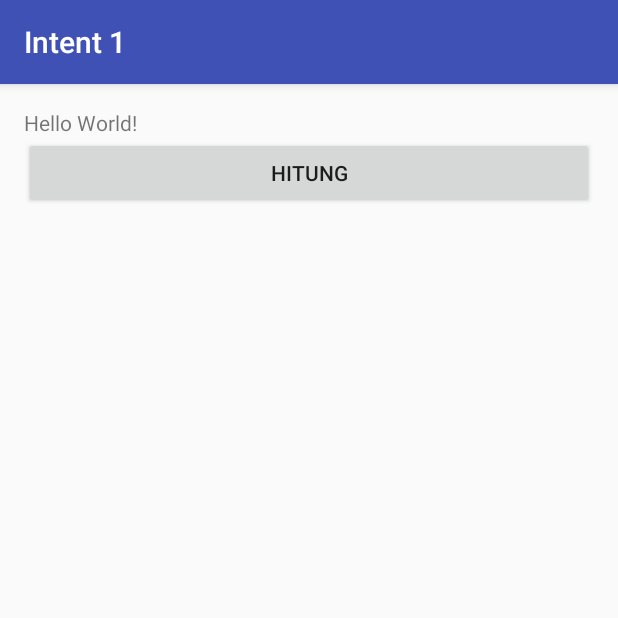
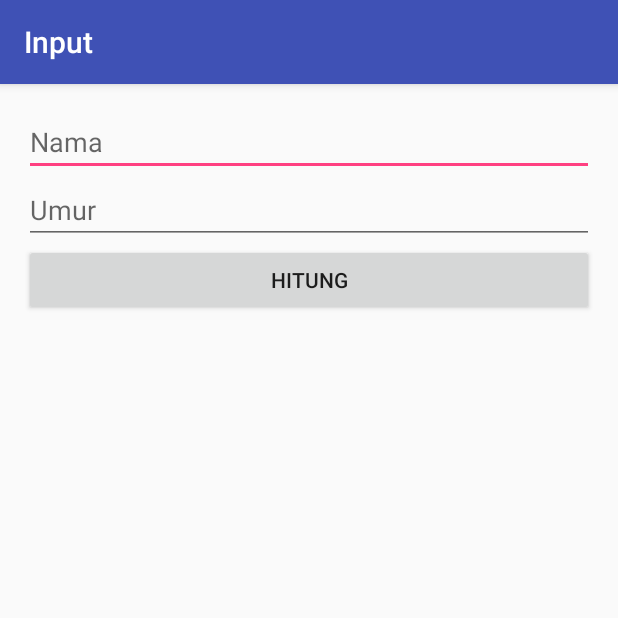
Before and after one commit to aulinarj/Intent1, an Android app: the screen it shows after launch (MainActivity), on a phone screen of 412 x 824 dp, the top half of it. Run offline under Robolectric (Android 15) with nearby library versions, the phone set to English and light mode, and no system bars.

Commit message:
startActivity Part 2

```diff
--- a/app/src/main/java/id/sch/smktelkom_mlg/learn/intent1/MainActivity.java
+++ b/app/src/main/java/id/sch/smktelkom_mlg/learn/intent1/MainActivity.java
@@ -4,18 +4,44 @@ import android.content.Intent;
 import android.os.Bundle;
 import android.support.v7.app.AppCompatActivity;
 import android.view.View;
+import android.widget.EditText;
 
 public class MainActivity extends AppCompatActivity {
+
+    public static final String NAMA = "Nama";
+    public static final String UMUR = "Umur";
+    EditText etNama;
+    EditText etUmur;
+
 
     @Override
     protected void onCreate(Bundle savedInstanceState) {
         super.onCreate(savedInstanceState);
         setContentView(R.layout.activity_main);
+
+        setTitle("Input");
+
+        etNama = (EditText) findViewById(R.id.editTextNama);
+        etUmur = (EditText) findViewById(R.id.editTextUmur);
+
         findViewById(R.id.buttonHitung).setOnClickListener(new View.OnClickListener() {
             @Override
             public void onClick(View v) {
-                startActivity(new Intent(MainActivity.this, HasilActivity.class));
+                goHasil();
             }
         });
     }
+
+    private void goHasil() {
+        String nama = etNama.getText().toString();
+        String umurStr = etUmur.getText().toString();
+
+        int umur = umurStr.isEmpty() ? 0 : Integer.parseInt(umurStr);
+
+        Intent intent = new Intent(MainActivity.this, HasilActivity.class);
+        intent.putExtra(NAMA, nama);
+        intent.putExtra(UMUR, umur);
+
+        startActivity(intent);
+    }
 }
--- a/app/src/main/res/layout/activity_hasil.xml
+++ b/app/src/main/res/layout/activity_hasil.xml
@@ -9,4 +9,10 @@
     android:paddingTop="@dimen/activity_vertical_margin"
     tools:context="id.sch.smktelkom_mlg.learn.intent1.HasilActivity">
 
+    <TextView
+        android:id="@+id/textViewHasil"
+        android:layout_width="match_parent"
+        android:layout_height="wrap_content"
+        android:gravity="center"
+        android:textAppearance="@style/TextAppearance.AppCompat.Medium" />
 </LinearLayout>
--- a/app/src/main/res/layout/activity_main.xml
+++ b/app/src/main/res/layout/activity_main.xml
@@ -10,11 +10,21 @@
     android:paddingTop="@dimen/activity_vertical_margin"
     tools:context="id.sch.smktelkom_mlg.learn.intent1.MainActivity">
 
-    <TextView
-        android:layout_width="wrap_content"
+    <EditText
+        android:id="@+id/editTextNama"
+        android:layout_width="match_parent"
         android:layout_height="wrap_content"
-        android:text="Hello World!" />
+        android:ems="10"
+        android:hint="Nama"
+        android:inputType="textPersonName" />
 
+    <EditText
+        android:id="@+id/editTextUmur"
+        android:layout_width="match_parent"
+        android:layout_height="wrap_content"
+        android:ems="10"
+        android:hint="Umur"
+        android:inputType="numberSigned" />
     <Button
         android:id="@+id/buttonHitung"
         android:layout_width="match_parent"
```
Also changed, not shown: app/src/main/java/id/sch/smktelkom_mlg/learn/intent1/HasilActivity.java (+14 -0 lines).
